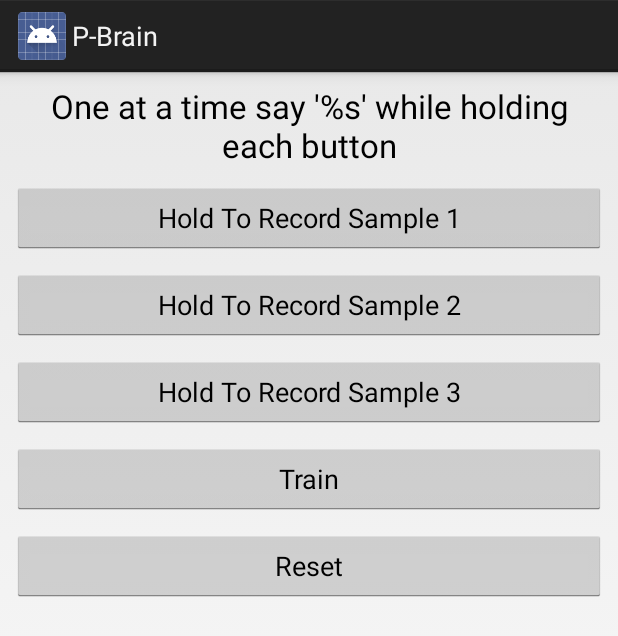
After one commit to timstableford/P-BrainAndroid, an Android app: the layout train_activity.xml on its own in the app's theme, with its tools: preview values and no code run, on a phone screen of 412 x 824 dp. The commit adds this screen. Shown: the top 636 px of the screen. Run offline under Robolectric (Android 15) with nearby library versions, the phone set to English and light mode, and no system bars.

Commit message:
Added hotword training

```diff
--- a/app/build.gradle
+++ b/app/build.gradle
@@ -30,5 +30,5 @@ dependencies {
     }
     compile 'com.android.support:support-v4:25.1.0'
     compile 'com.android.support:support-vector-drawable:25.1.0'
-    testCompile 'junit:junit:4.12'
+    compile 'com.loopj.android:android-async-http:1.4.9'
 }
--- a/app/src/main/AndroidManifest.xml
+++ b/app/src/main/AndroidManifest.xml
@@ -22,7 +22,10 @@
         </activity>
         <activity
             android:name=".SettingsActivity"
-            android:label="@string/title_activity_settings"></activity>
+            android:label="@string/title_activity_settings"/>
+        <activity
+            android:name=".TrainActivity"
+            android:label="@string/train_voice"/>
     </application>
 
 </manifest>
--- a/app/src/main/res/layout/activity_main.xml
+++ b/app/src/main/res/layout/activity_main.xml
@@ -7,7 +7,7 @@
     android:paddingLeft="@dimen/activity_horizontal_margin"
     android:paddingRight="@dimen/activity_horizontal_margin"
     android:paddingTop="@dimen/activity_vertical_margin"
-    tools:context="uk.co.tstableford.p_brain.MainActivity">
+    tools:activity="uk.co.tstableford.p_brain.MainActivity">
 
     <ListView
         android:id="@+id/chat_list_view"
--- /dev/null
+++ b/app/src/main/res/layout/train_activity.xml
@@ -0,0 +1,58 @@
+<?xml version="1.0" encoding="utf-8"?>
+<LinearLayout xmlns:android="http://schemas.android.com/apk/res/android"
+    android:orientation="vertical" android:layout_width="match_parent"
+    android:layout_height="match_parent"
+    android:paddingBottom="@dimen/activity_vertical_margin"
+    android:paddingLeft="@dimen/activity_horizontal_margin"
+    android:paddingRight="@dimen/activity_horizontal_margin"
+    android:paddingTop="@dimen/activity_vertical_margin">
+
+    <TextView
+        android:text="@string/record_instructions"
+        android:layout_width="match_parent"
+        android:layout_height="wrap_content"
+        android:id="@+id/record_name"
+        android:textAppearance="@android:style/TextAppearance.DeviceDefault.Large"
+        android:textAlignment="center" />
+
+    <Button
+        android:id="@+id/record1"
+        android:layout_width="fill_parent"
+        android:layout_height="wrap_content"
+        android:text="@string/record_sample1"
+        android:layout_gravity="center"
+        android:layout_marginTop="10dp"/>
+
+    <Button
+        android:id="@+id/record2"
+        android:layout_width="fill_parent"
+        android:layout_height="wrap_content"
+        android:text="@string/record_sample2"
+        android:layout_gravity="center"
+        android:layout_marginTop="10dp"/>
+
+    <Button
+        android:id="@+id/record3"
+        android:layout_width="fill_parent"
+        android:layout_height="wrap_content"
+        android:text="@string/record_sample3"
+        android:layout_gravity="center"
+        android:layout_marginTop="10dp"/>
+
+    <Button
+        android:id="@+id/train"
+        android:layout_width="fill_parent"
+        android:layout_height="wrap_content"
+        android:text="@string/train"
+        android:layout_gravity="center"
+        android:layout_marginTop="10dp"/>
+
+    <Button
+        android:id="@+id/reset"
+        android:layout_width="fill_parent"
+        android:layout_height="wrap_content"
+        android:text="@string/reset"
+        android:layout_gravity="center"
+        android:layout_marginTop="10dp"/>
+
+</LinearLayout>
--- a/app/src/main/res/menu/settings_menu.xml
+++ b/app/src/main/res/menu/settings_menu.xml
@@ -1,4 +1,6 @@
 <menu xmlns:android="http://schemas.android.com/apk/res/android">
     <item android:id="@+id/settings_item"
         android:title="@string/settings" />
+    <item android:id="@+id/train_item"
+        android:title="@string/train_voice" />
 </menu>
--- a/app/src/main/res/values/strings.xml
+++ b/app/src/main/res/values/strings.xml
@@ -8,4 +8,11 @@
     <string name="pref_default_display_name">http://x.x.x.x:4567</string>
     <string name="speech_prompt">Yes?</string>
     <string name="speech_not_supported">Sorry! Your device doesn\'t support speech input.</string>
+    <string name="record_instructions">One at a time say \'%s\' while holding each button</string>
+    <string name="record_sample1">Hold To Record Sample 1</string>
+    <string name="record_sample2">Hold To Record Sample 2</string>
+    <string name="record_sample3">Hold To Record Sample 3</string>
+    <string name="train">Train</string>
+    <string name="train_voice">Train Hotword</string>
+    <string name="reset">Reset</string>
 </resources>
```
Also changed, not shown: app/src/main/java/uk/co/tstableford/p_brain/HotwordDetector.java (+40 -2 lines), app/src/main/java/uk/co/tstableford/p_brain/MainActivity.java (+46 -1 lines), app/src/main/java/uk/co/tstableford/p_brain/RecordWavMaster.java (added, +209 -0 lines), app/src/main/java/uk/co/tstableford/p_brain/TrainActivity.java (added, +221 -0 lines).
